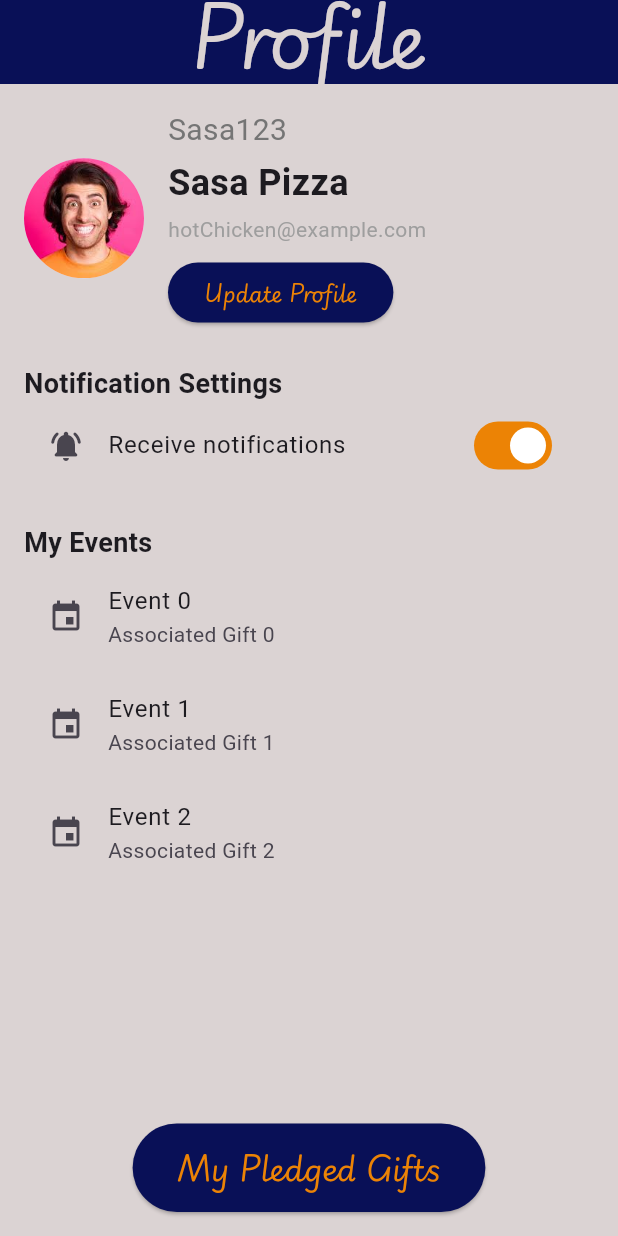
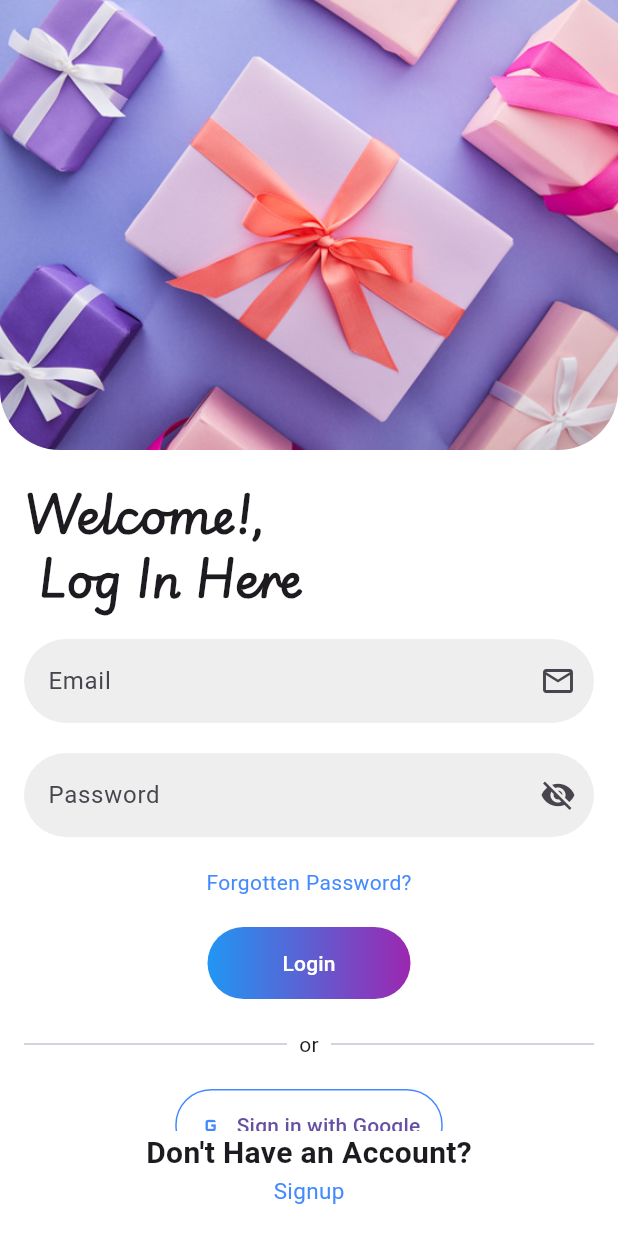
Before and after one commit to Sasa-Indeed/MobileDev_Project-Assessment, a Flutter app: the screen it shows after launch, on a phone screen of 412 x 824 dp. Run offline on Flutter 3.47's test engine with Material 3 defaults, Android fonts, the phone set to English and light mode, and no system bars; our stand-ins replace sqflite; missing offline and left inert: circular_menu; accounts and stored records are empty.

Commit message:
Added login and signin pages but signin still needs work

```diff
--- a/Hedieaty_APP/lib/database/notifications_database_services.dart
+++ b/Hedieaty_APP/lib/database/notifications_database_services.dart
@@ -39,6 +39,10 @@ class NotificationDatabaseServices {
 
     final List<Map<String, dynamic>> notificationMaps = await db.query("Notifications");
 
+    if(notificationMaps.isEmpty){
+      return [];
+    }
+
     return List.generate(
       notificationMaps.length,
           (index) => Notifications.fromJson(notificationMaps[index]),
--- a/Hedieaty_APP/lib/main.dart
+++ b/Hedieaty_APP/lib/main.dart
@@ -5,20 +5,23 @@ import 'pages/gift_list_page.dart';
 import 'pages/event_list_page.dart';
 import 'pages/gift_details_page.dart';
 import 'pages/pledged_gifts.dart';
-
+import 'pages/login_page.dart';
+import 'pages/signin_page.dart';
 
 void main() {
   runApp(
       MaterialApp(
         title: "Hedieaty",
-        home:  ProfileScreen(),
+        home:  LoginScreen(),
         routes: {
           "/Home"             : (context) => HomeScreen(),
           "/ProfilePage"      : (context) => ProfileScreen(),
-          "/GiftPage"         : (context) => GiftListPage(),
+          //"/GiftPage"         : (context) => GiftListPage(),
           "/EventListPage"    : (context) => EventListPage(),
-          "/GiftDetailsPage"  : (context) => GiftDetailsPage(),
+          //"/GiftDetailsPage"  : (context) => GiftDetailsPage(),
           "/PledgedGiftsPage" : (context) => PledgedGiftsPage(),
+          '/login': (context) => LoginScreen(),
+          '/signup': (context) => SignupScreen(),
         },
       )
   );
--- a/Hedieaty_APP/lib/pages/gift_list_page.dart
+++ b/Hedieaty_APP/lib/pages/gift_list_page.dart
@@ -1,3 +1,4 @@
+/*
 import 'package:flutter/material.dart';
 import 'package:hedieaty_app/custom_widgets/colors.dart';
 import 'package:hedieaty_app/models/gift.dart';
@@ -252,3 +253,4 @@ class _GiftListPageState extends State<GiftListPage> {
     );
   }
 }
+*/
--- /dev/null
+++ b/Hedieaty_APP/lib/pages/login_page.dart
@@ -0,0 +1,197 @@
+import 'package:flutter/material.dart';
+
+class LoginScreen extends StatefulWidget {
+  const LoginScreen({super.key});
+
+  @override
+  State<StatefulWidget> createState() => _LoginScreenState();
+}
+
+class _LoginScreenState extends State<LoginScreen> {
+  final _emailController = TextEditingController();
+  final _passwordController = TextEditingController();
+  bool _isPasswordVisible = false;
+
+  void _loginUser(BuildContext context) {
+    ScaffoldMessenger.of(context).showSnackBar(
+      SnackBar(content: Text("Login functionality not implemented.")),
+    );
+  }
+
+  @override
+  Widget build(BuildContext context) {
+    return Scaffold(
+      backgroundColor: Colors.white,
+      body: Column(
+        children: [
+          Expanded(
+            child: SingleChildScrollView(
+              child: Column(
+                crossAxisAlignment: CrossAxisAlignment.stretch,
+                children: [
+                  Stack(
+                    children: [
+                      Container(
+                        height: 300,
+                        decoration: const BoxDecoration(
+                          image: DecorationImage(
+                            image: AssetImage('asset/LoginImage.jpeg'), // Add your image in assets
+                            fit: BoxFit.cover,
+                          ),
+                          borderRadius: BorderRadius.vertical(
+                            bottom: Radius.circular(40),
+                          ),
+                        ),
+                      ),
+                    ],
+                  ),
+                  Padding(
+                    padding: const EdgeInsets.symmetric(horizontal: 16.0, vertical: 20.0),
+                    child: Column(
+                      crossAxisAlignment: CrossAxisAlignment.start,
+                      children: [
+                        const Text(
+                          "Welcome!,\n Log In Here",
+                          style: TextStyle(
+                            fontSize: 30,
+                            fontWeight: FontWeight.bold,
+                            fontFamily: "playWrite",
+                          ),
+                        ),
+                        const SizedBox(height: 20),
+                        TextField(
+                          controller: _emailController,
+                          decoration: InputDecoration(
+                            labelText: "Email",
+                            suffixIcon: const Icon(Icons.email_outlined),
+                            filled: true,
+                            fillColor: Colors.grey[200],
+                            border: OutlineInputBorder(
+                              borderRadius: BorderRadius.circular(30),
+                              borderSide: BorderSide.none,
+                            ),
+                          ),
+                        ),
+                        const SizedBox(height: 20),
+                        TextField(
+                          controller: _passwordController,
+                          obscureText: !_isPasswordVisible,
+                          decoration: InputDecoration(
+                            labelText: "Password",
+                            suffixIcon: IconButton(
+                              icon: Icon(
+                                _isPasswordVisible
+                                    ? Icons.visibility
+                                    : Icons.visibility_off,
+                              ),
+                              onPressed: () {
+                                setState(() {
+                                  _isPasswordVisible = !_isPasswordVisible;
+                                });
+                              },
+                            ),
+                            filled: true,
+                            fillColor: Colors.grey[200],
+                            border: OutlineInputBorder(
+                              borderRadius: BorderRadius.circular(30),
+                              borderSide: BorderSide.none,
+                            ),
+                          ),
+                        ),
+                        const SizedBox(height: 20),
+                        const Align(
+                          alignment: Alignment.center,
+                          child: Text(
+                            "Forgotten Password?",
+                            style: TextStyle(color: Colors.blueAccent),
+                          ),
+                        ),
+                        const SizedBox(height: 20),
+                        Align(
+                          alignment: Alignment.center,
+                          child: Container(
+                            decoration: BoxDecoration(
+                              borderRadius: BorderRadius.circular(30),
+                              gradient: const LinearGradient(colors: [Colors.blue, Colors.purple]),
+                            ),
+                            child: ElevatedButton(
+                              onPressed: () => _loginUser(context),
+                              style: ElevatedButton.styleFrom(
+                                padding: const EdgeInsets.symmetric(horizontal: 50, vertical: 14),
+                                backgroundColor: Colors.transparent,
+                                shadowColor: Colors.transparent,
+                              ),
+                              child: const Text(
+                                "Login",
+                                style: TextStyle(color: Colors.white),
+                              ),
+                            ),
+                          ),
+                        ),
+                        const SizedBox(height: 20),
+                        const Row(
+                          children: [
+                            Expanded(child: Divider()),
+                            Padding(
+                              padding: EdgeInsets.symmetric(horizontal: 8.0),
+                              child: Text("or"),
+                            ),
+                            Expanded(child: Divider()),
+                          ],
+                        ),
+                        const SizedBox(height: 20),
+                        Align(
+                          alignment: Alignment.center,
+                          child: OutlinedButton.icon(
+                            onPressed: () {},
+                            icon: const Icon(Icons.g_mobiledata, color: Colors.blueAccent),
+                            label: const Text("Sign in with Google"),
+                            style: OutlinedButton.styleFrom(
+                              padding: const EdgeInsets.symmetric(horizontal: 15, vertical: 14),
+                              side: const BorderSide(color: Colors.blueAccent),
+                              shape: RoundedRectangleBorder(
+                                borderRadius: BorderRadius.circular(30),
+                              ),
+                            ),
+                          ),
+                        ),
+                        const SizedBox(height: 20),
+                      ],
+                    ),
+                  ),
+                ],
+              ),
+            ),
+          ),
+          GestureDetector(
+            onTap: () {
+              Navigator.pushNamed(context, '/signup');
+            },
+            child: Container(
+              color: Colors.white,
+              padding: const EdgeInsets.only(bottom: 20.0),
+              child:const Column(
+                children:  [
+                  Text(
+                    "Don't Have an Account?",
+                    style: TextStyle(
+                      fontWeight: FontWeight.bold,
+                      fontSize: 20,
+                    ),
+                  ),
+                  Text(
+                    "Signup",
+                    style: TextStyle(
+                      fontSize: 15,
+                      color: Colors.blueAccent,
+                    ),
+                  ),
+                ],
+              ),
+            ),
+          ),
+        ],
+      ),
+    );
+  }
+}
--- a/Hedieaty_APP/pubspec.yaml
+++ b/Hedieaty_APP/pubspec.yaml
@@ -71,6 +71,8 @@ flutter:
     - asset/man.jpg
     - asset/gift.png
     - asset/teddyBear.jpg
+    - asset/LoginImage.jpeg
+    - asset/SignInImage.jpeg
 
   # An image asset can refer to one or more resolution-specific "variants", see
   # https://flutter.dev/to/resolution-aware-images
```
Also changed, not shown: Hedieaty_APP/lib/pages/gift_details_page.dart (+6 -2 lines), Hedieaty_APP/lib/pages/signin_page.dart (added, +170 -0 lines), Hedieaty_APP/asset/LoginImage.jpeg (added), Hedieaty_APP/asset/SignInImage.jpeg (added).
